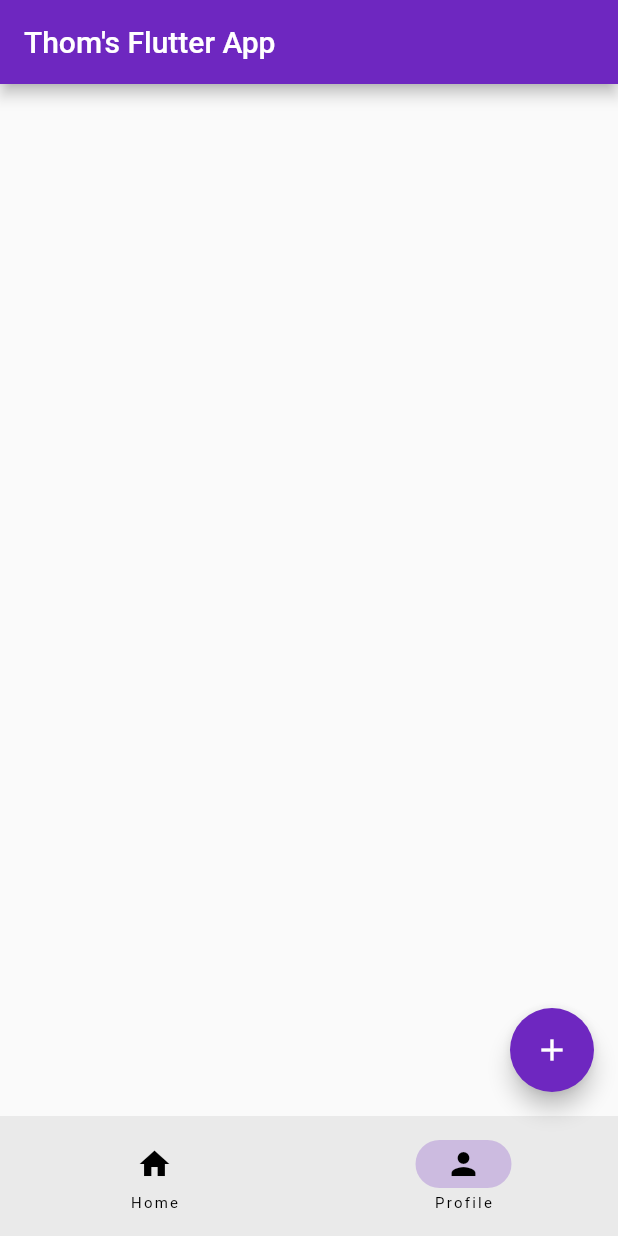
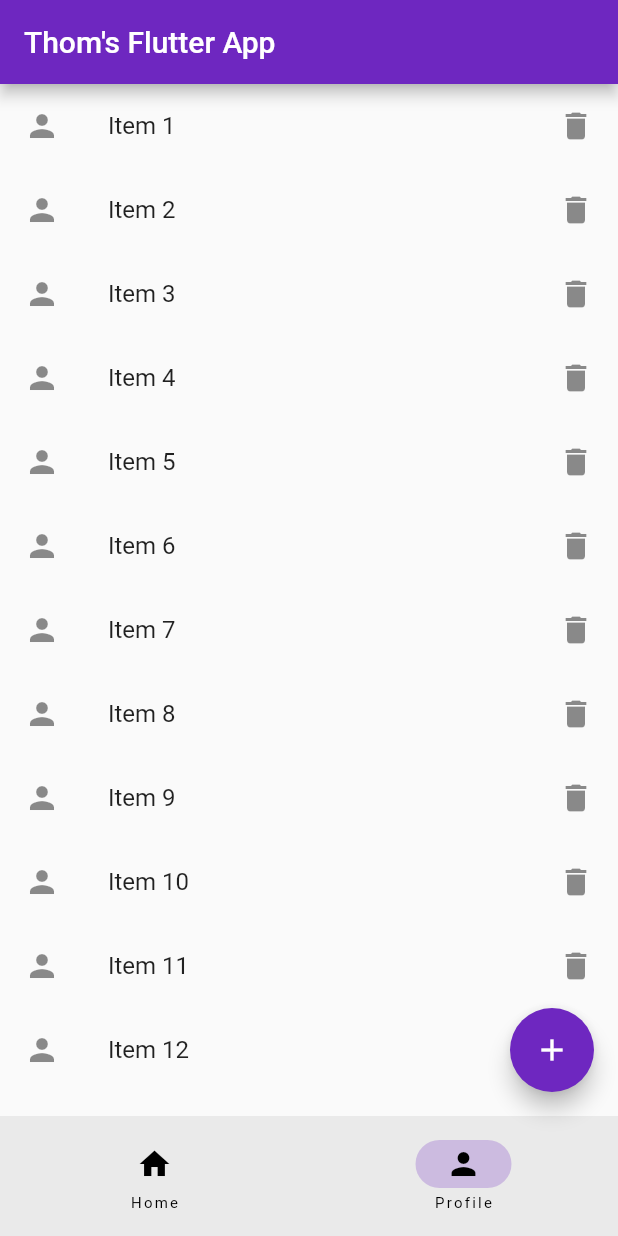
Before and after one commit to ThomPoppins/Flutter-Navigation-App, a Flutter app: the screen it shows after launch, item 2 of the bottom bar chosen, on a phone screen of 412 x 824 dp. Run offline on Flutter 3.47's test engine with Material 2 defaults, Android fonts, the phone set to English and light mode, and no system bars.

Commit message:
Add list to profile page

```diff
--- a/lib/profile_page.dart
+++ b/lib/profile_page.dart
@@ -1,10 +1,24 @@
 import 'package:flutter/material.dart';
+
+const int itemCount = 20;
 
 class ProfilePage extends StatelessWidget {
   const ProfilePage({super.key});
 
   @override
   Widget build(BuildContext context) {
-    return Container();
+    return ListView.builder(
+      itemCount: itemCount,
+      itemBuilder: (BuildContext context, int index) {
+        return ListTile(
+          title: Text('Item ${(index + 1)}'),
+          leading: const Icon(Icons.person),
+          trailing: const Icon(Icons.delete),
+          onTap: () {
+            debugPrint('Delete item ${(index + 1)}');
+          },
+        );
+      },
+    );
   }
 }
```
